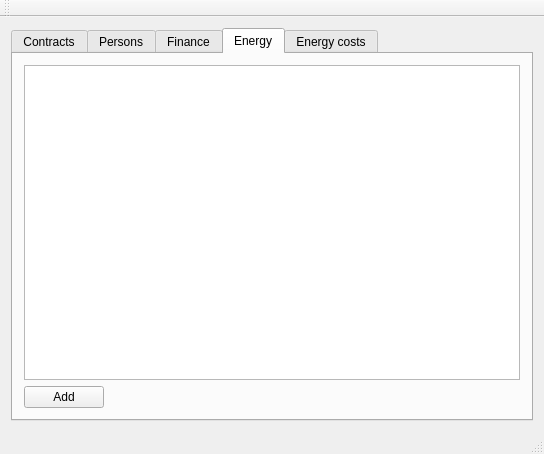
This is mainwindow.ui in Tommekster/salut as Qt 5 draws it before an edit. The edited form follows.
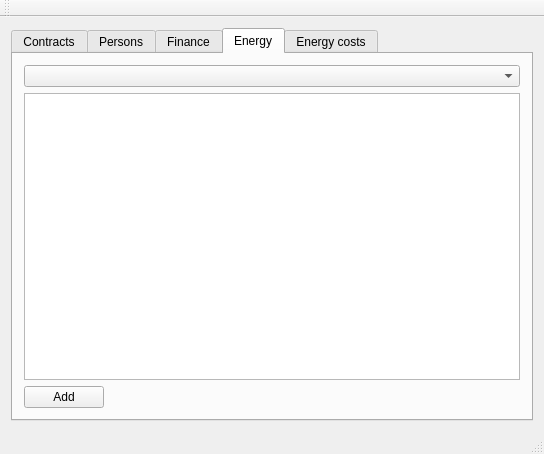
This is the edited form. The open tabs and pages were chosen to show the change.

Diff of the .ui file:
```diff
--- a/mainwindow.ui
+++ b/mainwindow.ui
@@ -204,6 +204,9 @@
         <string>Energy</string>
        </attribute>
        <layout class="QVBoxLayout" name="verticalLayout_5">
+        <item>
+         <widget class="QComboBox" name="comboBox_2"/>
+        </item>
         <item>
          <widget class="QTableView" name="tableView_3"/>
         </item>
```
Left out of the diff: 2 changed lines with no effect on the pictures.
